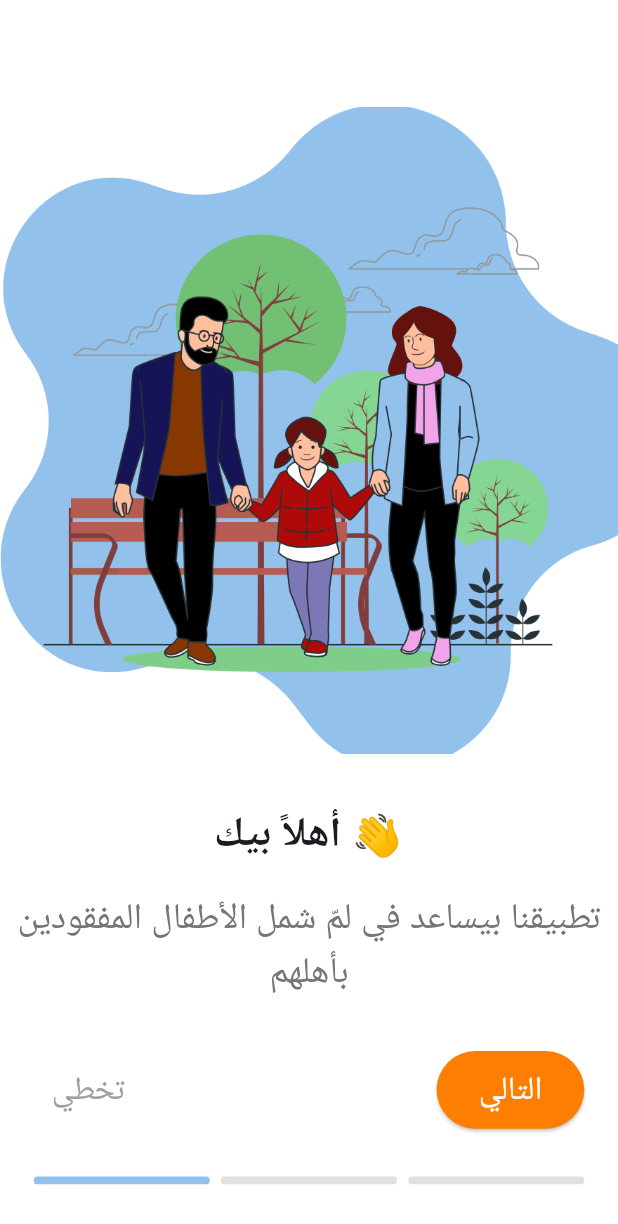
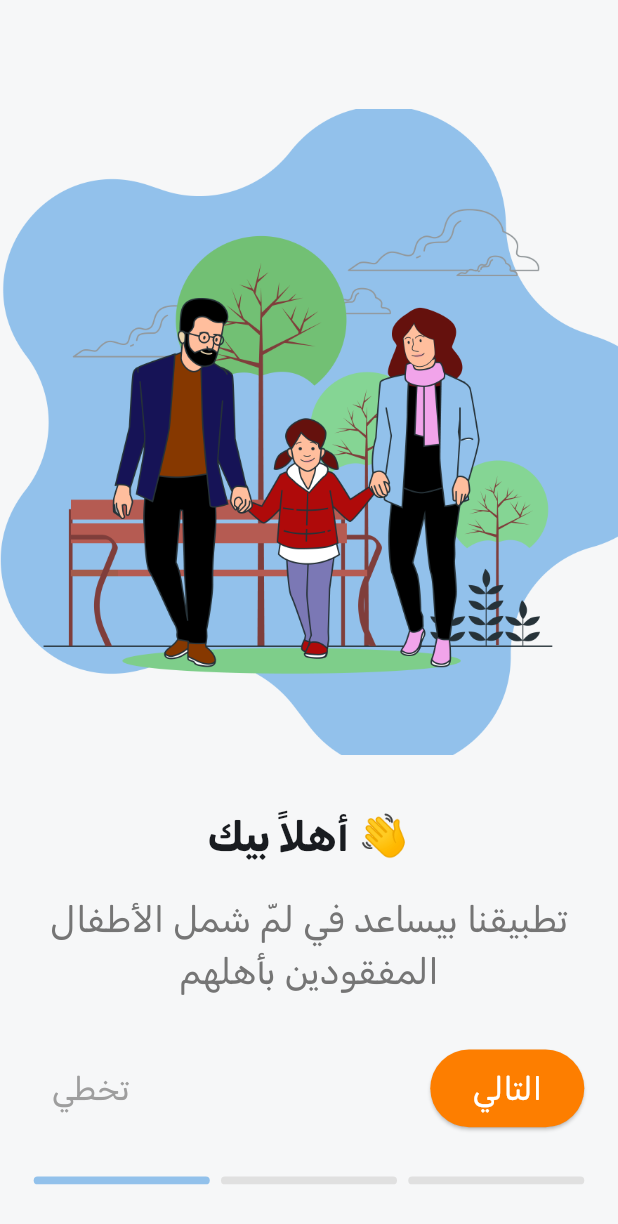
Before and after one commit to rofidarashed/kheet_amal, a Flutter app: the screen it shows after launch, on a phone screen of 412 x 824 dp. Shown: the top 1224 px of the screen. Run offline on Flutter 3.47's test engine with Material 3 defaults, Android fonts, the phone set to English and light mode, and no system bars; our stand-ins replace bloc, country_code_picker, easy_localization, firebase_core, flutter_bloc, flutter_screenutil and 4 more; accounts and stored records are empty.

Commit message:
Add Rubik font assets and update theme configuration

```diff
--- a/lib/core/theme/app_theme.dart
+++ b/lib/core/theme/app_theme.dart
@@ -3,7 +3,9 @@ import 'package:kheet_amal/core/utils/app_colors.dart';
 
 class AppTheme {
   static ThemeData get lightTheme {
-    return ThemeData(scaffoldBackgroundColor: AppColors.backgroundColor,
+    return ThemeData(
+      fontFamily: 'Rubik',
+      scaffoldBackgroundColor: AppColors.backgroundColor,
       colorScheme: ColorScheme.fromSeed(seedColor: Colors.blue),
     );
   }
--- a/lib/core/utils/app_colors.dart
+++ b/lib/core/utils/app_colors.dart
@@ -3,5 +3,8 @@ import 'dart:ui';
 class AppColors {
   static const Color primaryColor = Color(0xff92C1EB);
   static const Color secondaryColor = Color(0xFFFD7E00);
-  static const Color backgroundColor = Color(0xFFFFFFFF);
+  static const Color backgroundColor = Color(0xFFF6F7F8);
+  static const Color hintTextColors = Color(0xff92989B);
+  static const Color white = Color(0xFFFFFFFF);
+  static const Color black = Color(0xFF000000);
 }
```
Also changed, not shown: pubspec.yaml (+7 -6 lines), assets/fonts/Rubik-Bold.ttf (added), assets/fonts/Rubik-Regular.ttf (added).
